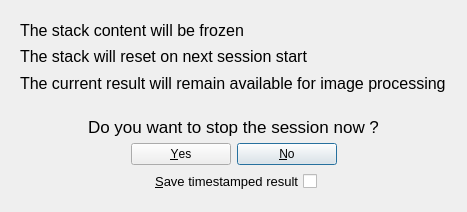
Above: src/als/ui/forms/stop_ui.ui from deufrai/als before the change. Below: the same form after it.
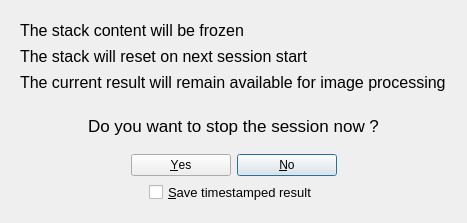
That is the form after the change.

Commit message: add spacing between question and buttons in stop UI

Patch:
```diff
--- a/src/als/ui/forms/stop_ui.ui
+++ b/src/als/ui/forms/stop_ui.ui
@@ -10,7 +10,7 @@
     <x>0</x>
     <y>0</y>
     <width>467</width>
-    <height>212</height>
+    <height>223</height>
    </rect>
   </property>
   <property name="windowTitle">
@@ -103,6 +103,9 @@
       </item>
       <item>
        <layout class="QHBoxLayout" name="horizontalLayout">
+        <property name="topMargin">
+         <number>12</number>
+        </property>
         <item>
          <spacer name="horizontalSpacer">
           <property name="orientation">
@@ -171,7 +174,7 @@
          </font>
         </property>
         <property name="layoutDirection">
-         <enum>Qt::RightToLeft</enum>
+         <enum>Qt::LeftToRight</enum>
         </property>
         <property name="text">
          <string>&amp;Save timestamped result</string>
```
